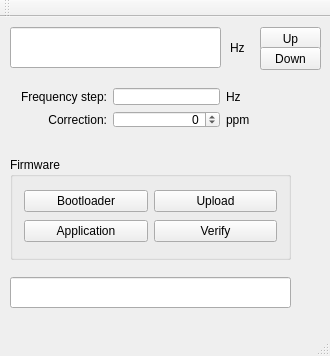
This is mainwindow.ui in csete/qthid as Qt 5 draws it before an edit. The edited form follows.
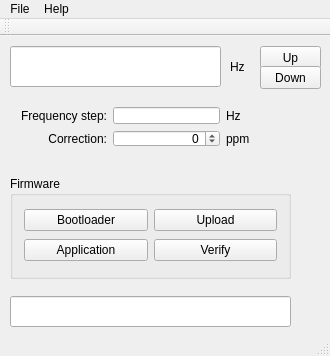
This is the edited form. Icons and pictures are not drawn.

Commit message: Added 'About' and 'About Qt' dialogs.

Patch:
```diff
--- a/mainwindow.ui
+++ b/mainwindow.ui
@@ -294,9 +294,23 @@
      <x>0</x>
      <y>0</y>
      <width>330</width>
-     <height>25</height>
+     <height>22</height>
     </rect>
    </property>
+   <widget class="QMenu" name="menuFile">
+    <property name="title">
+     <string>File</string>
+    </property>
+   </widget>
+   <widget class="QMenu" name="menuHelp">
+    <property name="title">
+     <string>Help</string>
+    </property>
+    <addaction name="actionAbout"/>
+    <addaction name="actionAboutQt"/>
+   </widget>
+   <addaction name="menuFile"/>
+   <addaction name="menuHelp"/>
   </widget>
   <widget class="QToolBar" name="mainToolBar">
    <attribute name="toolBarArea">
```
Left out of the diff: 20 changed lines with no effect on the pictures. The commit also changes 2 other files.
